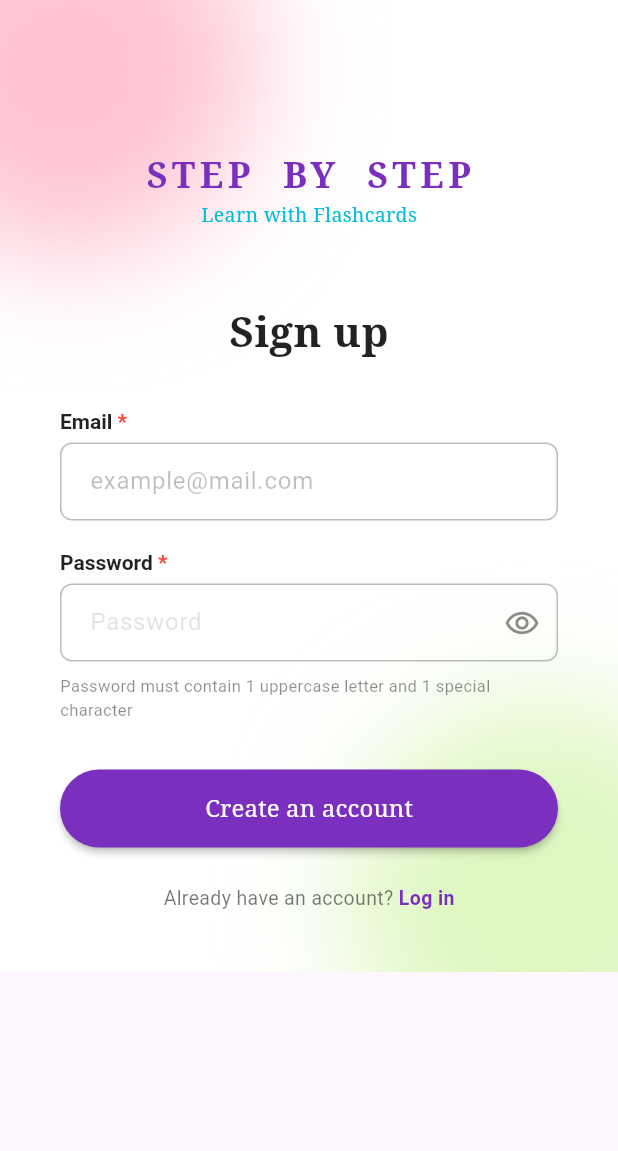
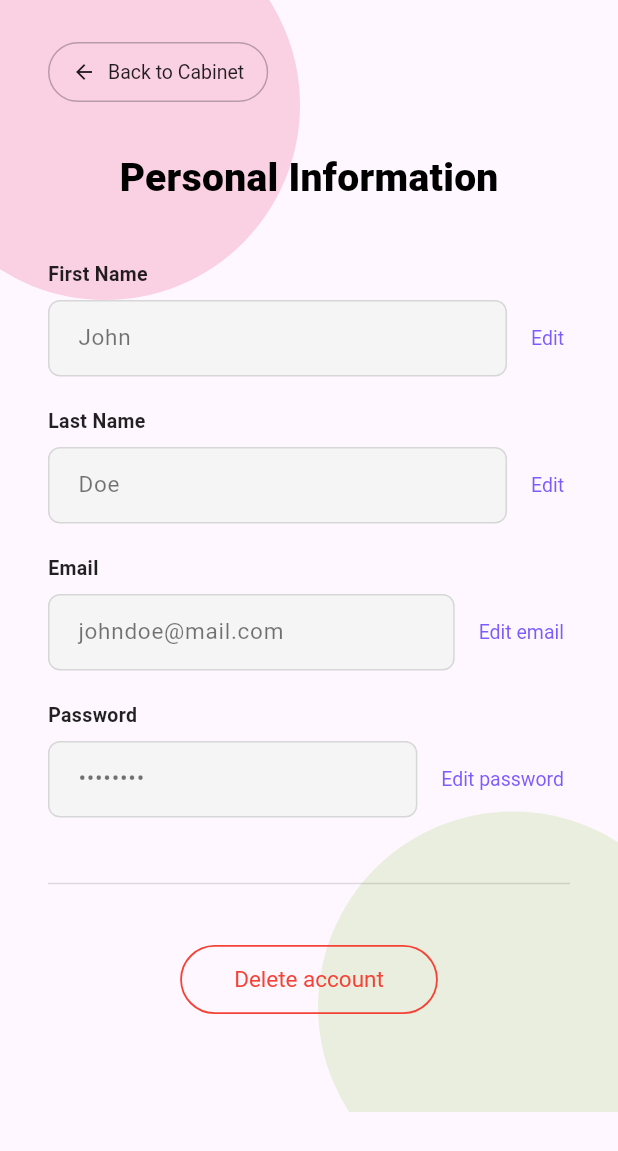
Before and after one commit to liorenline/Stepbystep-application, a Flutter app: the screen it shows after launch, on a phone screen of 412 x 824 dp. Shown: the top 1151 px of the screen. Run offline on Flutter 3.47's test engine with Material 3 defaults, Android fonts, the phone set to English and light mode, and no system bars; Roboto replaces fonts that are missing (Georgia).

Commit message:
pers inf page

```diff
--- a/lib/main.dart
+++ b/lib/main.dart
@@ -1,5 +1,6 @@
 import 'package:flutter/material.dart';
 import 'pages/sign_up_screen.dart';
+import 'pages/personal_information.dart';
 
 void main() {
   runApp(const MyApp());
@@ -17,7 +18,7 @@ class MyApp extends StatelessWidget {
         colorScheme: ColorScheme.fromSeed(seedColor: Color(0xFF3D1A6E)),
         useMaterial3: true,
       ),
-      home: SignUpScreen(),
+      home: PersonalInformationPage(),
     );
   }
 }
--- a/lib/pages/personal_information.dart
+++ b/lib/pages/personal_information.dart
@@ -0,0 +1,295 @@
+import 'package:flutter/material.dart';
+
+void main() {
+  runApp(const MyApp());
+}
+
+class MyApp extends StatelessWidget {
+  const MyApp({super.key});
+
+  @override
+  Widget build(BuildContext context) {
+    return MaterialApp(
+      title: 'Personal Information',
+      debugShowCheckedModeBanner: false,
+      theme: ThemeData(
+        fontFamily: 'Georgia',
+        scaffoldBackgroundColor: Colors.white,
+      ),
+      home: const PersonalInformationPage(),
+    );
+  }
+}
+
+class PersonalInformationPage extends StatefulWidget {
+  const PersonalInformationPage({super.key});
+
+  @override
+  State<PersonalInformationPage> createState() =>
+      _PersonalInformationPageState();
+}
+
+class _PersonalInformationPageState extends State<PersonalInformationPage> {
+  final _firstNameController = TextEditingController(text: 'John');
+  final _lastNameController = TextEditingController(text: 'Doe');
+  final _emailController = TextEditingController(text: 'johndoe@mail.com');
+  final _passwordController = TextEditingController(text: '••••••••');
+
+  bool _firstNameEnabled = false;
+  bool _lastNameEnabled = false;
+  bool _emailEnabled = false;
+  bool _passwordEnabled = false;
+
+  @override
+  void dispose() {
+    _firstNameController.dispose();
+    _lastNameController.dispose();
+    _emailController.dispose();
+    _passwordController.dispose();
+    super.dispose();
+  }
+
+  void _showDeleteDialog() {
+    showDialog(
+      context: context,
+      builder: (ctx) => AlertDialog(
+        title: const Text('Delete account'),
+        content: const Text('Are you sure you want to delete your account?'),
+        actions: [
+          TextButton(
+            onPressed: () => Navigator.of(ctx).pop(),
+            child: const Text('Cancel'),
+          ),
+          TextButton(
+            onPressed: () => Navigator.of(ctx).pop(),
+            style: TextButton.styleFrom(foregroundColor: Colors.red),
+            child: const Text('Delete'),
+          ),
+        ],
+      ),
+    );
+  }
+
+  @override
+  Widget build(BuildContext context) {
+    return Scaffold(
+      body: Stack(
+        children: [
+          // Background gradient blobs
+          Positioned(
+            top: -60,
+            left: -60,
+            child: Container(
+              width: 260,
+              height: 260,
+              decoration: BoxDecoration(
+                shape: BoxShape.circle,
+                color: Colors.pink.withOpacity(0.18),
+              ),
+            ),
+          ),
+          Positioned(
+            bottom: -60,
+            right: -60,
+            child: Container(
+              width: 260,
+              height: 260,
+              decoration: BoxDecoration(
+                shape: BoxShape.circle,
+                color: Colors.lightGreen.withOpacity(0.18),
+              ),
+            ),
+          ),
+          // Main content
+          SafeArea(
+            child: SingleChildScrollView(
+              padding: const EdgeInsets.symmetric(horizontal: 32, vertical: 24),
+              child: Column(
+                crossAxisAlignment: CrossAxisAlignment.start,
+                children: [
+                  // Back to Cabinet button
+                  OutlinedButton.icon(
+                    onPressed: () => Navigator.of(context).maybePop(),
+                    icon: const Icon(Icons.arrow_back, size: 16),
+                    label: const Text('Back to Cabinet'),
+                    style: OutlinedButton.styleFrom(
+                      foregroundColor: Colors.black87,
+                      side: const BorderSide(color: Colors.black26),
+                      shape: RoundedRectangleBorder(
+                        borderRadius: BorderRadius.circular(20),
+                      ),
+                      padding: const EdgeInsets.symmetric(
+                          horizontal: 16, vertical: 10),
+                      textStyle: const TextStyle(
+                        fontSize: 13,
+                        fontFamily: 'Georgia',
+                      ),
+                    ),
+                  ),
+                  const SizedBox(height: 28),
+                  // Title
+                  Center(
+                    child: Text(
+                      'Personal Information',
+                      style: TextStyle(
+                        fontSize: 26,
+                        fontWeight: FontWeight.w900,
+                        fontFamily: 'Georgia',
+                        letterSpacing: 0.2,
+                        color: Colors.black,
+                      ),
+                    ),
+                  ),
+                  const SizedBox(height: 36),
+                  // First Name
+                  _buildField(
+                    label: 'First Name',
+                    controller: _firstNameController,
+                    enabled: _firstNameEnabled,
+                    editLabel: 'Edit',
+                    onEdit: () => setState(() => _firstNameEnabled = !_firstNameEnabled),
+                  ),
+                  const SizedBox(height: 20),
+                  // Last Name
+                  _buildField(
+                    label: 'Last Name',
+                    controller: _lastNameController,
+                    enabled: _lastNameEnabled,
+                    editLabel: 'Edit',
+                    onEdit: () => setState(() => _lastNameEnabled = !_lastNameEnabled),
+                  ),
+                  const SizedBox(height: 20),
+                  // Email
+                  _buildField(
+                    label: 'Email',
+                    controller: _emailController,
+                    enabled: _emailEnabled,
+                    editLabel: 'Edit email',
+                    onEdit: () => setState(() => _emailEnabled = !_emailEnabled),
+                    keyboardType: TextInputType.emailAddress,
+                  ),
+                  const SizedBox(height: 20),
+                  // Password
+                  _buildField(
+                    label: 'Password',
+                    controller: _passwordController,
+                    enabled: _passwordEnabled,
+                    editLabel: 'Edit password',
+                    onEdit: () => setState(() => _passwordEnabled = !_passwordEnabled),
+                    obscureText: true,
+                  ),
+                  const SizedBox(height: 36),
+                  const Divider(color: Colors.black12),
+                  const SizedBox(height: 32),
+                  // Delete account button
+                  Center(
+                    child: OutlinedButton(
+                      onPressed: _showDeleteDialog,
+                      style: OutlinedButton.styleFrom(
+                        foregroundColor: Colors.red,
+                        side: const BorderSide(color: Colors.red, width: 1.2),
+                        shape: RoundedRectangleBorder(
+                          borderRadius: BorderRadius.circular(24),
+                        ),
+                        padding: const EdgeInsets.symmetric(
+                            horizontal: 36, vertical: 14),
+                        textStyle: const TextStyle(
+                          fontSize: 15,
+                          fontFamily: 'Georgia',
+                        ),
+                      ),
+                      child: const Text('Delete account'),
+                    ),
+                  ),
+                  const SizedBox(height: 40),
+                ],
+              ),
+            ),
+          ),
+        ],
+      ),
+    );
+  }
+
+  Widget _buildField({
+    required String label,
+    required TextEditingController controller,
+    required bool enabled,
+    required String editLabel,
+    required VoidCallback onEdit,
+    TextInputType keyboardType = TextInputType.text,
+    bool obscureText = false,
+  }) {
+    return Column(
+      crossAxisAlignment: CrossAxisAlignment.start,
+      children: [
+        Text(
+          label,
+          style: const TextStyle(
+            fontSize: 13,
+            fontWeight: FontWeight.w600,
+            color: Colors.black87,
+            fontFamily: 'Georgia',
+          ),
+        ),
+        const SizedBox(height: 8),
+        Row(
+          crossAxisAlignment: CrossAxisAlignment.center,
+          children: [
+            Expanded(
+              child: TextField(
+                controller: controller,
+                enabled: enabled,
+                obscureText: obscureText && !enabled,
+                keyboardType: keyboardType,
+                style: const TextStyle(
+                  fontSize: 15,
+                  color: Colors.black54,
+                  fontFamily: 'Georgia',
+                ),
+                decoration: InputDecoration(
+                  filled: true,
+                  fillColor: enabled ? Colors.white : const Color(0xFFF5F5F5),
+                  contentPadding: const EdgeInsets.symmetric(
+                      horizontal: 16, vertical: 14),
+                  border: OutlineInputBorder(
+                    borderRadius: BorderRadius.circular(8),
+                    borderSide: const BorderSide(color: Colors.black12),
+                  ),
+                  enabledBorder: OutlineInputBorder(
+                    borderRadius: BorderRadius.circular(8),
+                    borderSide: const BorderSide(color: Colors.black12),
+                  ),
+                  disabledBorder: OutlineInputBorder(
+                    borderRadius: BorderRadius.circular(8),
+                    borderSide: const BorderSide(color: Colors.black12),
+                  ),
+                  focusedBorder: OutlineInputBorder(
+                    borderRadius: BorderRadius.circular(8),
+                    borderSide: const BorderSide(color: Color(0xFF7C5CFC)),
+                  ),
+                ),
+              ),
+            ),
+            const SizedBox(width: 12),
+            TextButton(
+              onPressed: onEdit,
+              style: TextButton.styleFrom(
+                foregroundColor: const Color(0xFF7C5CFC),
+                padding:
+                const EdgeInsets.symmetric(horizontal: 4, vertical: 0),
+                minimumSize: Size.zero,
+                tapTargetSize: MaterialTapTargetSize.shrinkWrap,
+                textStyle: const TextStyle(
+                  fontSize: 13,
+                  fontFamily: 'Georgia',
+                ),
+              ),
+              child: Text(enabled ? 'Save' : editLabel),
+            ),
+          ],
+        ),
+      ],
+    );
+  }
+}
```
